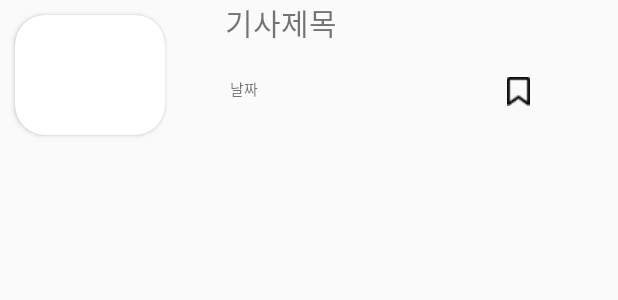
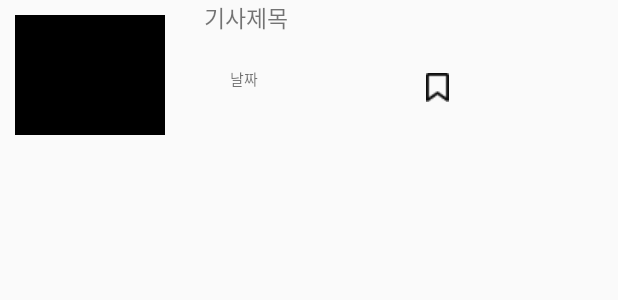
Before and after one commit to TaeHoonHer/23_Ministry-of-Oceans-and-Fisheries-Project, an Android app: the layout item.xml on its own in the app's theme, with its tools: preview values and no code run, on a phone screen of 412 x 824 dp. Shown: the top 300 px of the screen. Run offline under Robolectric (Android 15) with nearby library versions, the phone set to English and light mode, and no system bars.

```diff
--- a/OceansFisheriesProject/app/build.gradle
+++ b/OceansFisheriesProject/app/build.gradle
@@ -53,5 +53,7 @@ dependencies {
     testImplementation 'junit:junit:4.13.2'
     androidTestImplementation 'androidx.test.ext:junit:1.1.5'
     androidTestImplementation 'androidx.test.espresso:espresso-core:3.5.1'
+    implementation 'com.github.bumptech.glide:glide:4.11.0'
+    annotationProcessor 'com.github.bumptech.glide:compiler:4.11.0'
 
 }
--- a/OceansFisheriesProject/app/src/main/res/layout/item.xml
+++ b/OceansFisheriesProject/app/src/main/res/layout/item.xml
@@ -13,7 +13,7 @@
         android:orientation="vertical"
         >
 
-        <androidx.cardview.widget.CardView
+        <ImageView
             android:id="@+id/img"
             android:layout_width="100dp"
             android:layout_height="80dp"
@@ -21,19 +21,19 @@
             android:layout_marginTop="10dp"
             android:layout_marginEnd="10dp"
             android:layout_marginBottom="10dp"
-            app:cardCornerRadius="20dp"></androidx.cardview.widget.CardView>
+            android:background="@color/black"
+            app:cardCornerRadius="20dp"></ImageView>
 
         <TextView
             android:id="@+id/titletxt"
             android:layout_width="match_parent"
             android:layout_height="wrap_content"
+            android:layout_marginLeft="16dp"
             android:layout_toRightOf="@+id/img"
-            android:layout_marginLeft="30dp"
-            android:textSize="20dp"
+            android:ellipsize="end"
+            android:maxLines="1"
             android:text="기사제목"
-            android:maxLines="1"
-            android:ellipsize="end"
-            ></TextView>
+            android:textSize="15sp"></TextView>
 
         <TextView
             android:id="@+id/datetxt"
@@ -51,8 +51,8 @@
             android:layout_width="wrap_content"
             android:layout_height="wrap_content"
             android:layout_below="@id/datetxt"
-            android:layout_marginLeft="166dp"
-            android:layout_marginTop="-15dp"
+            android:layout_marginLeft="112dp"
+            android:layout_marginTop="-11dp"
 
             android:layout_toRightOf="@id/datetxt"
             android:src="@drawable/iconbookmark"></ImageView>
--- a/OceansFisheriesProject/app/src/main/res/layout/main_fragment.xml
+++ b/OceansFisheriesProject/app/src/main/res/layout/main_fragment.xml
@@ -57,6 +57,7 @@
             android:textSize="20dp"
             android:textStyle="bold"></TextView>
     </LinearLayout>
+
 
     <ImageView
         android:id="@+id/img"
```
Also changed, not shown: OceansFisheriesProject/app/src/main/java/com/example/oceans_fisheries_project/fragmentMain.kt (+2 -5 lines), OceansFisheriesProject/app/src/main/java/com/example/oceans_fisheries_project/mypageFragment.kt (+12 -4 lines), OceansFisheriesProject/app/src/main/java/com/example/oceans_fisheries_project/recyclerCustom.kt (+22 -6 lines).
